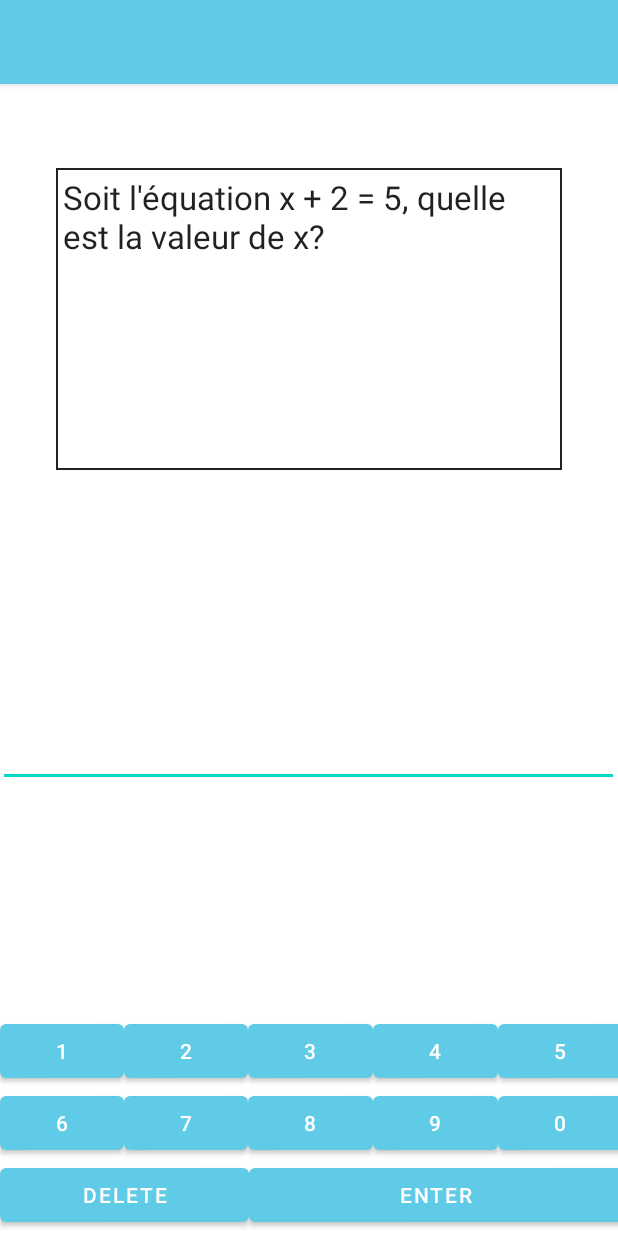
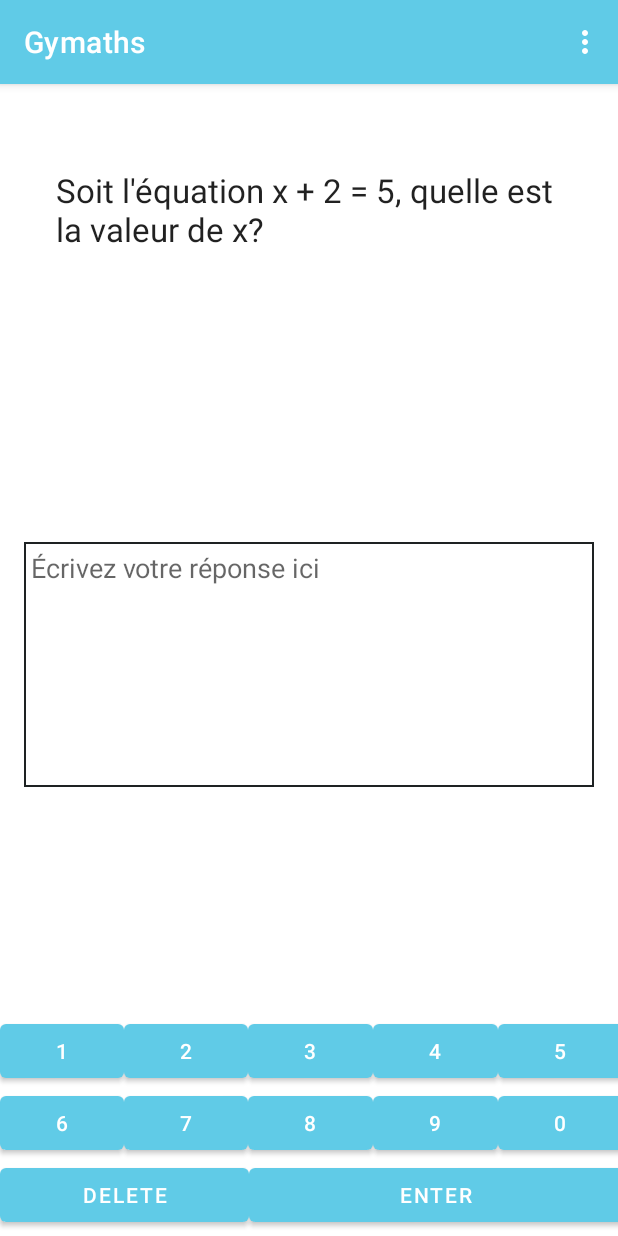
Before and after one commit to TheBoje/Gymaths, an Android app: the screen it shows after launch (ActivityExercices), on a phone screen of 412 x 824 dp. Run offline under Robolectric (Android 15) with nearby library versions, the phone set to English and light mode, and no system bars.

Commit message:
J'ai rajouté un cadre autour du champ texte éditable dans l'activité exercices. J'ai retiré le cadre pour le textView du problème et aussi pour le titre 'règles de calculs' dans l'activité main. J'ai également ajouté des champs au menu principal déroulant dans la action bar.

```diff
--- a/gymaths/app/src/main/java/com/example/gymaths/exercices/ActivityExercices.kt
+++ b/gymaths/app/src/main/java/com/example/gymaths/exercices/ActivityExercices.kt
@@ -14,7 +14,7 @@ class ActivityExercices : AppCompatActivity()
     override fun onCreate(savedInstanceState: Bundle?) {
         super.onCreate(savedInstanceState)
         setContentView(R.layout.exercices_activity)
-        //setSupportActionBar(findViewById(R.id.toolbar))
+        setSupportActionBar(findViewById(R.id.toolbar))
 
         window.setFlags(
             WindowManager.LayoutParams.FLAG_ALT_FOCUSABLE_IM,
@@ -32,7 +32,7 @@ class ActivityExercices : AppCompatActivity()
         // automatically handle clicks on the Home/Up button, so long
         // as you specify a parent activity in AndroidManifest.xml.
         return when (item.itemId) {
-            R.id.action_settings -> true
+            R.id.action_profile -> true
             else -> super.onOptionsItemSelected(item)
         }
     }
--- a/gymaths/app/src/main/java/com/example/gymaths/main/ActivityMain.kt
+++ b/gymaths/app/src/main/java/com/example/gymaths/main/ActivityMain.kt
@@ -34,7 +34,7 @@ class ActivityMain : AppCompatActivity() {
         // automatically handle clicks on the Home/Up button, so long
         // as you specify a parent activity in AndroidManifest.xml.
         return when (item.itemId) {
-            R.id.action_settings -> true
+            R.id.action_profile -> true
             else -> super.onOptionsItemSelected(item)
         }
     }
--- a/gymaths/app/src/main/java/com/example/gymaths/soutien/ActivitySoutien.kt
+++ b/gymaths/app/src/main/java/com/example/gymaths/soutien/ActivitySoutien.kt
@@ -23,7 +23,7 @@ class ActivitySoutien : AppCompatActivity()
         // automatically handle clicks on the Home/Up button, so long
         // as you specify a parent activity in AndroidManifest.xml.
         return when (item.itemId) {
-            R.id.action_settings -> true
+            R.id.action_profile -> true
             else -> super.onOptionsItemSelected(item)
         }
     }
--- a/gymaths/app/src/main/res/layout/exercices_fragment5.xml
+++ b/gymaths/app/src/main/res/layout/exercices_fragment5.xml
@@ -16,7 +16,6 @@
         android:layout_marginTop="112dp"
         android:layout_marginEnd="128dp"
         android:layout_marginRight="128dp"
-        android:background="@drawable/back"
         android:text="@string/exemple_eq"
         android:textAppearance="@style/TextAppearance.AppCompat.Large"
         app:layout_constraintEnd_toEndOf="parent"
@@ -68,12 +67,15 @@
         app:layout_constraintTop_toBottomOf="@+id/problemView" />-->
 
     <EditText
+        android:gravity="start"
+        android:hint="@string/editTextHint"
         android:id="@+id/editText"
-        android:layout_width="414dp"
+        android:layout_width="380dp"
         android:layout_height="163dp"
         android:layout_marginTop="48dp"
+        android:background="@drawable/back"
         app:layout_constraintEnd_toEndOf="parent"
-        app:layout_constraintHorizontal_bias="1.0"
+        app:layout_constraintHorizontal_bias="0.5"
         app:layout_constraintStart_toStartOf="parent"
         app:layout_constraintTop_toBottomOf="@+id/problemView" />
 
--- a/gymaths/app/src/main/res/layout/main_fragment4.xml
+++ b/gymaths/app/src/main/res/layout/main_fragment4.xml
@@ -16,9 +16,11 @@
         android:layout_width="295dp"
         android:layout_height="wrap_content"
         android:layout_marginTop="64dp"
-        android:background="@drawable/back"
+        android:fontFamily="sans-serif"
         android:text="@string/regle_calculs"
+        android:textAllCaps="false"
         android:textAppearance="@style/TextAppearance.AppCompat.Large"
+        android:textSize="30sp"
         android:visibility="visible"
         app:layout_constraintEnd_toEndOf="parent"
         app:layout_constraintStart_toStartOf="parent"
--- a/gymaths/app/src/main/res/menu/menu_main.xml
+++ b/gymaths/app/src/main/res/menu/menu_main.xml
@@ -3,13 +3,18 @@
     xmlns:tools="http://schemas.android.com/tools"
     tools:context="com.example.gymaths.main.ActivityMain">
     <item
-        android:id="@+id/action_settings"
+        android:id="@+id/action_profile"
         android:orderInCategory="100"
-        android:title="@string/action_settings"
+        android:title="@string/profile"
         app:showAsAction="never" />
     <item
-        android:id="@+id/action_settings2"
+        android:id="@+id/action_about"
         android:orderInCategory="100"
-        android:title="@string/action_settings"
+        android:title="@string/about"
+        app:showAsAction="never" />
+    <item
+        android:id="@+id/action_bug"
+        android:orderInCategory="100"
+        android:title="@string/bug"
         app:showAsAction="never" />
 </menu>
--- a/gymaths/app/src/main/res/values/strings.xml
+++ b/gymaths/app/src/main/res/values/strings.xml
@@ -33,4 +33,8 @@
     <string name="exercices_hint">Écrire la réponse ici</string>
     <string name="btnTest">Test</string>
     <string name="Bonjour"> Hello World !</string>
+    <string name="editTextHint">Écrivez votre réponse ici</string>
+    <string name="profile">Profil</string>
+    <string name="about">À propos</string>
+    <string name="bug">Signaler un bug</string>
 </resources>
```
